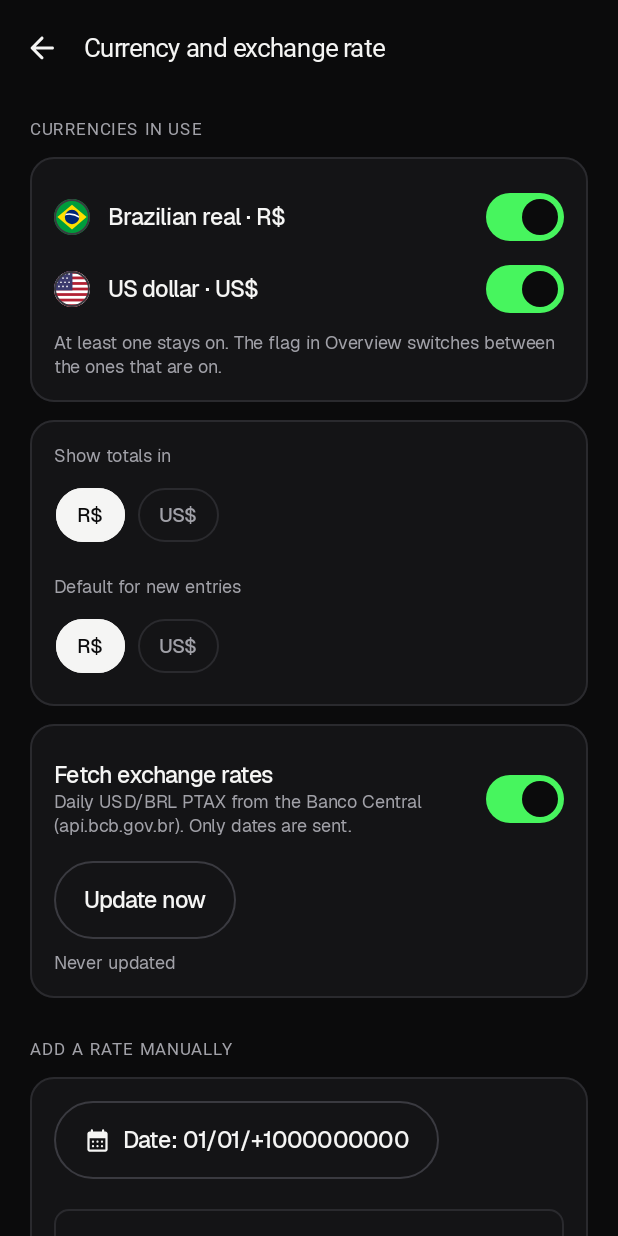
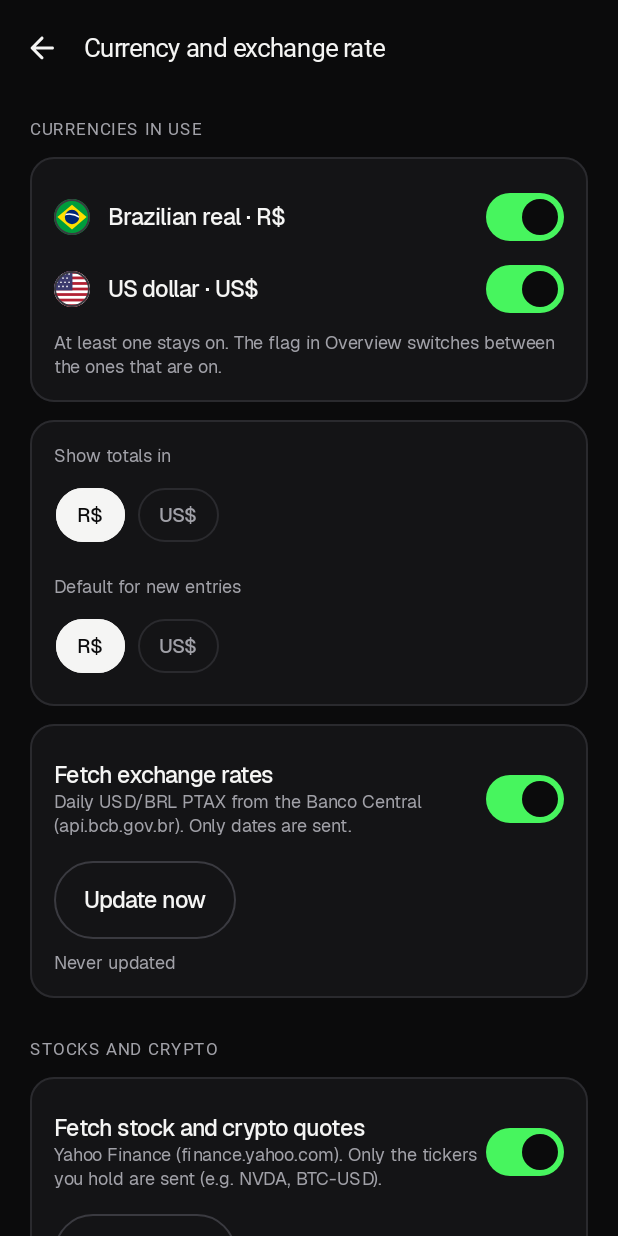
Before and after one commit to luannamorim/myfinance, an Android app built with Jetpack Compose: the composable CurrencySettingsContent shown on its own in the app's theme, on a phone screen of 412 x 824 dp. Run offline under Robolectric (Android 15) with nearby library versions, the phone set to English and light mode, and no system bars; our stand-ins replace Dagger/Hilt's generated code; libraries missing offline, so code that uses them is left out: androidx.hilt.lifecycle; Roboto replaces fonts that are not available here; 5 statements that could not run were skipped.

Commit message:
feat(settings): stock quote switch and update in Currency

```diff
--- a/app/src/main/java/io/github/luannamorim/myfinance/ui/feature/settings/CurrencySettingsScreen.kt
+++ b/app/src/main/java/io/github/luannamorim/myfinance/ui/feature/settings/CurrencySettingsScreen.kt
@@ -29,10 +29,14 @@ import io.github.luannamorim.myfinance.R
 import io.github.luannamorim.myfinance.core.format.RateInput
 import io.github.luannamorim.myfinance.core.time.TimeSource
 import io.github.luannamorim.myfinance.core.time.today
+import io.github.luannamorim.myfinance.data.prefs.PriceError
+import io.github.luannamorim.myfinance.data.prefs.PriceState
 import io.github.luannamorim.myfinance.data.prefs.RateError
 import io.github.luannamorim.myfinance.data.prefs.RateState
 import io.github.luannamorim.myfinance.data.prefs.SettingsRepository
 import io.github.luannamorim.myfinance.data.repository.ExchangeRateRepository
+import io.github.luannamorim.myfinance.data.repository.PriceRefreshResult
+import io.github.luannamorim.myfinance.data.repository.PriceRepository
 import io.github.luannamorim.myfinance.data.repository.RefreshResult
 import io.github.luannamorim.myfinance.domain.model.AppSettings
 import io.github.luannamorim.myfinance.domain.model.Currency
@@ -72,6 +76,9 @@ data class CurrencyUiState(
     val rates: List<ExchangeRate> = emptyList(),
     val updating: Boolean = false,
     val result: RefreshResult? = null,
+    val priceState: PriceState = PriceState(),
+    val pricesUpdating: Boolean = false,
+    val priceResult: PriceRefreshResult? = null,
     val manualDate: LocalDate = LocalDate.MIN,
     val manualText: String = "",
     val manualError: Boolean = false,
@@ -82,13 +89,14 @@ data class CurrencyUiState(
 class CurrencySettingsViewModel @Inject constructor(
     private val settings: SettingsRepository,
     private val rates: ExchangeRateRepository,
+    private val prices: PriceRepository,
     time: TimeSource,
 ) : ViewModel() {
 
     private val local = MutableStateFlow(CurrencyUiState(manualDate = time.today(), today = time.today()))
 
-    val state: StateFlow<CurrencyUiState> = combine(settings.settings, rates.state, rates.rates, local) { s, rs, r, l ->
-        l.copy(loading = false, settings = s, rateState = rs, rates = r.recent(MAX_RATES))
+    val state: StateFlow<CurrencyUiState> = combine(settings.settings, rates.state, rates.rates, prices.state, local) { s, rs, r, ps, l ->
+        l.copy(loading = false, settings = s, rateState = rs, rates = r.recent(MAX_RATES), priceState = ps)
     }.stateIn(viewModelScope, SharingStarted.WhileSubscribed(5_000), local.value)
 
     fun update(transform: (AppSettings) -> AppSettings) {
@@ -100,6 +108,14 @@ class CurrencySettingsViewModel @Inject constructor(
         viewModelScope.launch {
             val result = rates.refresh(force = true)
             local.update { it.copy(updating = false, result = result) }
+        }
+    }
+
+    fun refreshPrices() {
+        local.update { it.copy(pricesUpdating = true, priceResult = null) }
+        viewModelScope.launch {
+            val result = prices.refresh(force = true)
+            local.update { it.copy(pricesUpdating = false, priceResult = result) }
         }
     }
 
@@ -126,6 +142,7 @@ data class CurrencyActions(
     val onBack: () -> Unit = {},
     val onUpdate: ((AppSettings) -> AppSettings) -> Unit = {},
     val onRefresh: () -> Unit = {},
+    val onRefreshPrices: () -> Unit = {},
     val onManualDate: (LocalDate) -> Unit = {},
     val onManualText: (String) -> Unit = {},
     val onSaveManual: () -> Unit = {},
@@ -137,7 +154,7 @@ fun CurrencySettingsScreen(onBack: () -> Unit, viewModel: CurrencySettingsViewMo
     val state by viewModel.state.collectAsStateWithLifecycle()
     CurrencySettingsContent(
         state,
-        CurrencyActions(onBack, viewModel::update, viewModel::refresh, viewModel::setManualDate, viewModel::setManualText, viewModel::saveManual, { viewModel.deleteManual(it) }),
+        CurrencyActions(onBack, viewModel::update, viewModel::refresh, viewModel::refreshPrices, viewModel::setManualDate, viewModel::setManualText, viewModel::saveManual, { viewModel.deleteManual(it) }),
     )
 }
 
@@ -191,6 +208,28 @@ fun CurrencySettingsContent(state: CurrencyUiState, actions: CurrencyActions) {
             message?.let { (text, color) -> Text(text, style = FinanceTheme.type.caption, color = color) }
         }
 
+        SectionHeader(stringResource(R.string.stocks_title), Modifier.padding(top = Spacing.s))
+        FinanceCard(Modifier.fillMaxWidth()) {
+            SwitchRow(stringResource(R.string.stocks_auto), stringResource(R.string.stocks_auto_hint), s.autoFetchPrices, { v -> actions.onUpdate { it.copy(autoFetchPrices = v) } })
+            Row(verticalAlignment = Alignment.CenterVertically, modifier = Modifier.padding(top = Spacing.s)) {
+                SecondaryButton(stringResource(R.string.currency_update), onClick = actions.onRefreshPrices, enabled = !state.pricesUpdating)
+                Spacer(Modifier.weight(1f))
+            }
+            val priceLast = state.priceState.lastFetchMs?.let { ms ->
+                val dt = Instant.ofEpochMilli(ms).atZone(ZoneId.systemDefault())
+                stringResource(R.string.currency_last_fetch, formats.dates.date(dt.toLocalDate()) + " " + "%02d:%02d".format(dt.hour, dt.minute))
+            } ?: stringResource(R.string.currency_never)
+            Text(priceLast, style = FinanceTheme.type.caption, color = c.textSecondary, modifier = Modifier.padding(top = Spacing.s))
+            val priceMessage = when (val r = state.priceResult) {
+                is PriceRefreshResult.Updated -> stringResource(R.string.currency_updated) to c.positive
+                PriceRefreshResult.UpToDate -> stringResource(R.string.currency_up_to_date) to c.textSecondary
+                PriceRefreshResult.NothingTracked -> stringResource(R.string.stocks_none) to c.textSecondary
+                is PriceRefreshResult.Failed -> stringResource(r.reason.messageRes()) to c.danger
+                else -> state.priceState.lastError?.let { stringResource(it.messageRes()) to c.warning }
+            }
+            priceMessage?.let { (text, color) -> Text(text, style = FinanceTheme.type.caption, color = color) }
+        }
+
         SectionHeader(stringResource(R.string.currency_manual), Modifier.padding(top = Spacing.s))
         FinanceCard(Modifier.fillMaxWidth()) {
             Column(verticalArrangement = Arrangement.spacedBy(Spacing.m)) {
@@ -229,3 +268,9 @@ fun CurrencySettingsContent(state: CurrencyUiState, actions: CurrencyActions) {
         }
     }
 }
+
+private fun PriceError.messageRes(): Int = when (this) {
+    PriceError.NETWORK -> R.string.stocks_error_network
+    PriceError.FORMAT -> R.string.stocks_error_format
+    PriceError.NOT_FOUND -> R.string.stocks_error_not_found
+}
--- a/app/src/main/res/values/strings.xml
+++ b/app/src/main/res/values/strings.xml
@@ -303,7 +303,7 @@
     <string name="currency_title">Currency and exchange rate</string>
     <string name="currency_in_use">Currencies in use</string>
     <string name="currency_in_use_hint">At least one stays on. The flag in Overview switches between the ones that are on.</string>
-    <string name="currency_hint">R$ and US$, PTAX from the Banco Central</string>
+    <string name="currency_hint">R$ and US$, PTAX, stocks and crypto</string>
     <string name="currency_default">Default for new entries</string>
     <string name="currency_display">Show totals in</string>
     <string name="currency_auto">Fetch exchange rates</string>
@@ -520,8 +520,8 @@
     <string name="privacy_hint">What MyFinance stores and sends</string>
     <string name="privacy_storage_title">Your data stays on this phone</string>
     <string name="privacy_storage">Transactions, balances, assets, valuations, rates and settings are stored only in MyFinance\'s private storage, protected by Android\'s app sandbox and file encryption. There is no account and no server.</string>
-    <string name="privacy_network_title">One network request</string>
-    <string name="privacy_network">To convert dollars, MyFinance asks the Banco Central do Brasil (api.bcb.gov.br) for the public PTAX rate of a range of dates, over HTTPS. Nothing about you or your money is sent. You can turn automatic fetching off in Currency and exchange rate.</string>
+    <string name="privacy_network_title">Two network requests</string>
+    <string name="privacy_network">To convert dollars, MyFinance asks the Banco Central do Brasil (api.bcb.gov.br) for the public PTAX rate of a range of dates, over HTTPS. Nothing about you or your money is sent. If you hold stocks or crypto, it also asks Yahoo Finance (finance.yahoo.com) for their daily quotes, sending only the tickers you hold (e.g. NVDA, BTC-USD). You can turn automatic fetching off in Currency and exchange rate.</string>
     <string name="privacy_backup_title">Encrypted backups</string>
     <string name="privacy_backup">Backups are encrypted with AES-256 and a key derived from your recovery password before they leave the app. The password is never stored. CSV exports are not encrypted.</string>
     <string name="privacy_tracking_title">No tracking</string>
@@ -598,4 +598,11 @@
     <string name="charts_summary_bars_months">Income and expenses over the last %1$d months.</string>
     <string name="cashflow_result">P&amp;L</string>
     <string name="cashflow_result_of">of %1$s expected</string>
+    <string name="stocks_title">Stocks and crypto</string>
+    <string name="stocks_auto">Fetch stock and crypto quotes</string>
+    <string name="stocks_auto_hint">Yahoo Finance (finance.yahoo.com). Only the tickers you hold are sent (e.g. NVDA, BTC-USD).</string>
+    <string name="stocks_none">No asset follows a quote yet.</string>
+    <string name="stocks_error_network">Couldn\'t reach Yahoo Finance. The last quotes stay in use.</string>
+    <string name="stocks_error_format">Yahoo Finance answered something unexpected. The last quotes stay in use.</string>
+    <string name="stocks_error_not_found">A ticker wasn\'t found (renamed or delisted?). Its last quote stays in use.</string>
 </resources>
```
Also changed, not shown: 3 other files.
